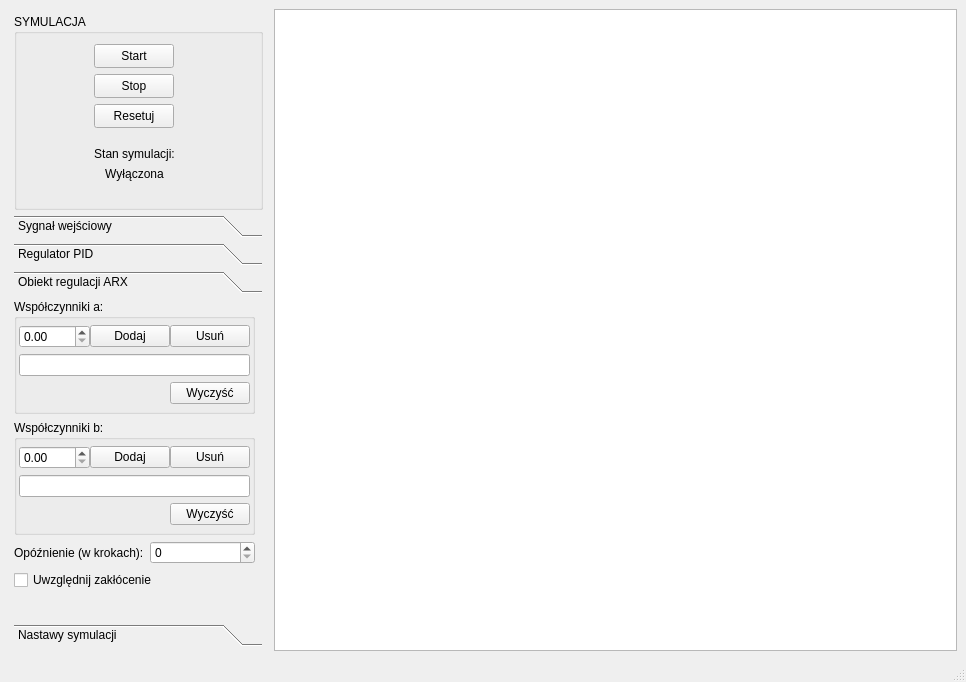
This is pk-project/mainwindow.ui in MateuszRym/pk-project as Qt 5 draws it before an edit. The edited form follows.
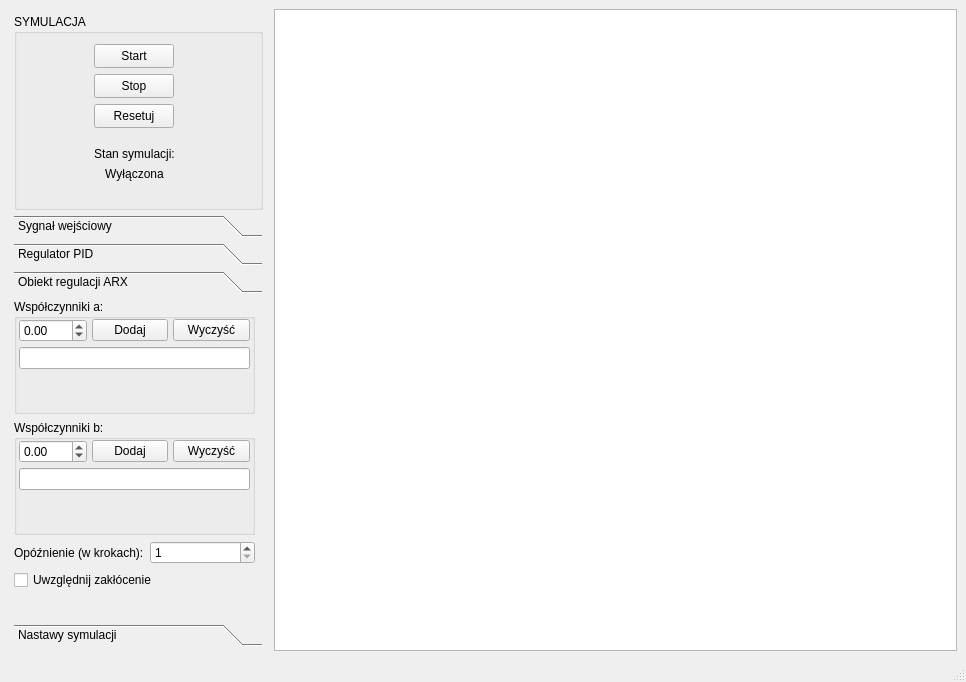
This is the edited form. The open tabs and pages were chosen to show the change.

Commit message: funckjonalnosc przyciskow GUI

What changed in the file:
```diff
--- a/pk-project/mainwindow.ui
+++ b/pk-project/mainwindow.ui
@@ -593,7 +593,7 @@
               </property>
               <layout class="QVBoxLayout" name="verticalLayout_10">
                <property name="spacing">
-                <number>0</number>
+                <number>5</number>
                </property>
                <property name="leftMargin">
                 <number>5</number>
@@ -604,7 +604,14 @@
                <item>
                 <layout class="QHBoxLayout" name="horizontalLayout_15">
                  <item>
-                  <widget class="QDoubleSpinBox" name="doubleSpinBoxARX_A"/>
+                  <widget class="QDoubleSpinBox" name="doubleSpinBoxARX_A">
+                   <property name="minimum">
+                    <double>-100.000000000000000</double>
+                   </property>
+                   <property name="singleStep">
+                    <double>0.100000000000000</double>
+                   </property>
+                  </widget>
                  </item>
                  <item>
                   <widget class="QPushButton" name="btnARXAdd_A">
@@ -616,7 +623,7 @@
                  <item>
                   <widget class="QPushButton" name="btnARXRemove_A">
                    <property name="text">
-                    <string>Usuń</string>
+                    <string>Wyczyść</string>
                    </property>
                   </widget>
                  </item>
@@ -624,13 +631,16 @@
                </item>
                <item>
                 <widget class="QLineEdit" name="lineEditARXView_A">
-                 <property name="readOnly">
+                 <property name="enabled">
                   <bool>true</bool>
                  </property>
+                 <property name="readOnly">
+                  <bool>false</bool>
+                 </property>
                 </widget>
                </item>
                <item>
-                <layout class="QHBoxLayout" name="horizontalLayout_16" stretch="4,2">
+                <layout class="QHBoxLayout" name="horizontalLayout_16" stretch="4">
                  <property name="spacing">
                   <number>0</number>
                  </property>
@@ -641,13 +651,6 @@
                    </property>
                   </widget>
                  </item>
-                 <item>
-                  <widget class="QPushButton" name="pushButton">
-                   <property name="text">
-                    <string>Wyczyść</string>
-                   </property>
-                  </widget>
-                 </item>
                 </layout>
                </item>
               </layout>
@@ -676,7 +679,7 @@
               </property>
               <layout class="QVBoxLayout" name="verticalLayout_11">
                <property name="spacing">
-                <number>0</number>
+                <number>5</number>
                </property>
                <property name="leftMargin">
                 <number>5</number>
@@ -687,7 +690,14 @@
                <item>
                 <layout class="QHBoxLayout" name="horizontalLayout_18">
                  <item>
-                  <widget class="QDoubleSpinBox" name="doubleSpinBoxARX_B"/>
+                  <widget class="QDoubleSpinBox" name="doubleSpinBoxARX_B">
+                   <property name="minimum">
+                    <double>-100.000000000000000</double>
+                   </property>
+                   <property name="singleStep">
+                    <double>0.100000000000000</double>
+                   </property>
+                  </widget>
                  </item>
                  <item>
                   <widget class="QPushButton" name="btnARXAdd_B">
@@ -699,7 +709,7 @@
                  <item>
                   <widget class="QPushButton" name="btnARXRemove_B">
                    <property name="text">
-                    <string>Usuń</string>
+                    <string>Wyczyść</string>
                    </property>
                   </widget>
                  </item>
@@ -713,7 +723,7 @@
                 </widget>
                </item>
                <item>
-                <layout class="QHBoxLayout" name="horizontalLayout_19" stretch="4,2">
+                <layout class="QHBoxLayout" name="horizontalLayout_19" stretch="4">
                  <property name="spacing">
                   <number>0</number>
                  </property>
@@ -724,13 +734,6 @@
                    </property>
                   </widget>
                  </item>
-                 <item>
-                  <widget class="QPushButton" name="pushButton_2">
-                   <property name="text">
-                    <string>Wyczyść</string>
-                   </property>
-                  </widget>
-                 </item>
                 </layout>
                </item>
               </layout>
@@ -747,7 +750,11 @@
               </widget>
              </item>
              <item>
-              <widget class="QSpinBox" name="spinBox_5"/>
+              <widget class="QSpinBox" name="spinBoxARX_k">
+               <property name="minimum">
+                <number>1</number>
+               </property>
+              </widget>
              </item>
             </layout>
            </item>
```
Left out of the diff: 68 changed lines with no effect on the pictures. The commit also changes 7 other files.
